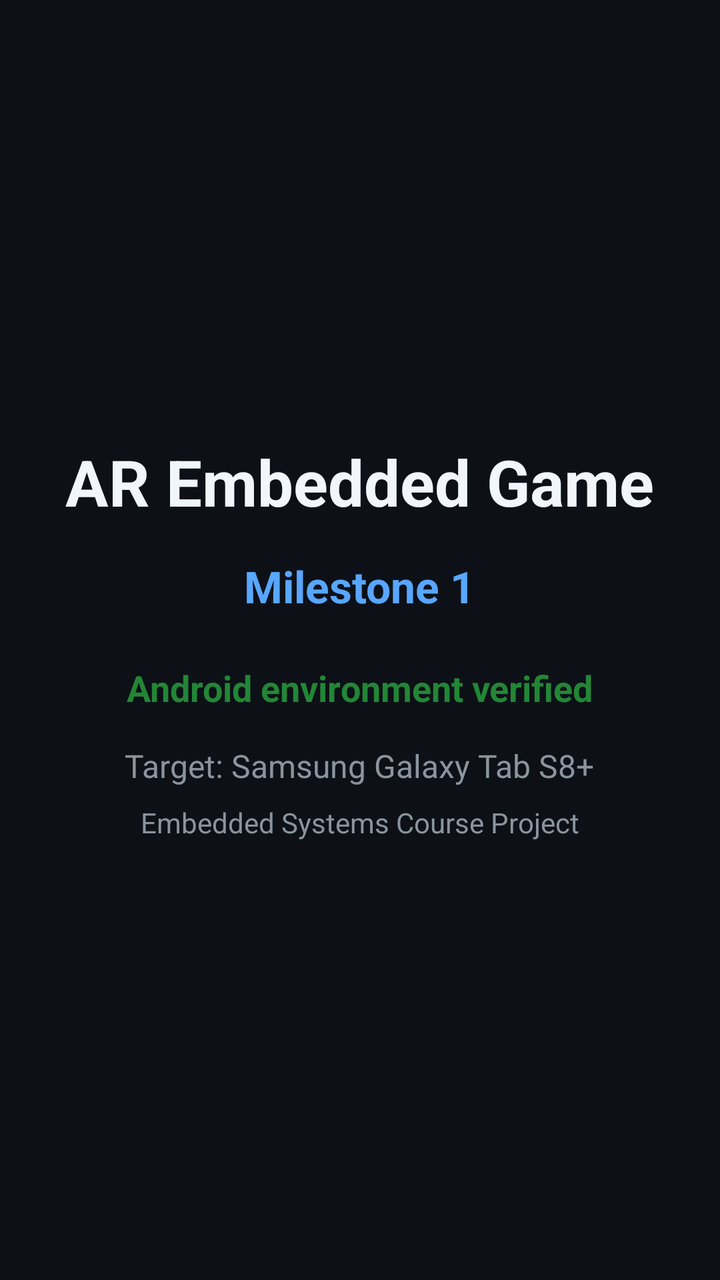
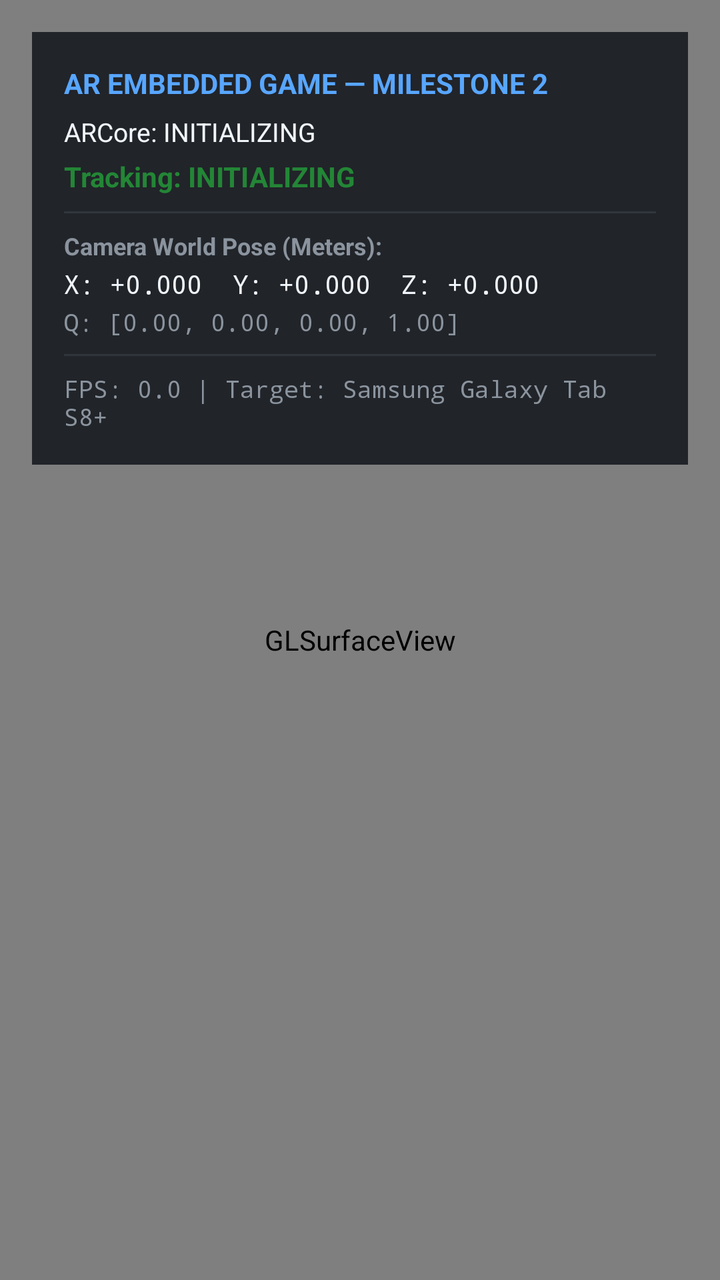

Two renders of the same Android screen: before a commit and after it. Below are the layout's source before the change and the commit's diff.
<!-- AndroidManifest.xml: application theme Theme.ARGame -->
<!-- res/layout/activity_main.xml -->
<?xml version="1.0" encoding="utf-8"?>
<LinearLayout xmlns:android="http://schemas.android.com/apk/res/android"
    android:layout_width="match_parent"
    android:layout_height="match_parent"
    android:orientation="vertical"
    android:gravity="center"
    android:padding="32dp"
    android:background="@color/bg_dark">

    <TextView
        android:id="@+id/tvTitle"
        android:layout_width="wrap_content"
        android:layout_height="wrap_content"
        android:text="@string/title_project"
        android:textColor="@color/text_primary"
        android:textSize="32sp"
        android:textStyle="bold"
        android:gravity="center" />

    <TextView
        android:id="@+id/tvSubtitle"
        android:layout_width="wrap_content"
        android:layout_height="wrap_content"
        android:layout_marginTop="16dp"
        android:text="@string/subtitle_milestone"
        android:textColor="@color/accent_cyan"
        android:textSize="22sp"
        android:textStyle="bold" />

    <TextView
        android:id="@+id/tvStatus"
        android:layout_width="wrap_content"
        android:layout_height="wrap_content"
        android:layout_marginTop="24dp"
        android:text="@string/status_verified"
        android:textColor="@color/accent_green"
        android:textSize="18sp"
        android:textStyle="bold" />

    <TextView
        android:id="@+id/tvDevice"
        android:layout_width="wrap_content"
        android:layout_height="wrap_content"
        android:layout_marginTop="16dp"
        android:text="@string/device_target"
        android:textColor="@color/text_secondary"
        android:textSize="16sp" />

    <TextView
        android:id="@+id/tvCourse"
        android:layout_width="wrap_content"
        android:layout_height="wrap_content"
        android:layout_marginTop="8dp"
        android:text="@string/status_system"
        android:textColor="@color/text_secondary"
        android:textSize="14sp" />

</LinearLayout>
<!-- resources referenced by this layout -->
<resources>
  <color name="accent_cyan">#FF58A6FF</color>
  <color name="accent_green">#FF238636</color>
  <color name="bg_dark">#FF0D1117</color>
  <color name="text_primary">#FFF0F6FC</color>
  <color name="text_secondary">#FF8B949E</color>
  <string name="device_target">Target: Samsung Galaxy Tab S8+</string>
  <string name="status_system">Embedded Systems Course Project</string>
  <string name="status_verified">Android environment verified</string>
  <string name="subtitle_milestone">Milestone 1</string>
  <string name="title_project">AR Embedded Game</string>
  <style name="Theme.ARGame" parent="Theme.MaterialComponents.DayNight.NoActionBar">
          <item name="colorPrimary">@color/accent_cyan</item>
          <item name="colorPrimaryVariant">@color/purple_700</item>
          <item name="colorOnPrimary">@color/white</item>
          <item name="android:statusBarColor">@color/bg_dark</item>
          <item name="android:windowBackground">@color/bg_dark</item>
      </style>
  <color name="purple_700">#FF3700B3</color>
  <color name="white">#FFFFFFFF</color>
</resources>

<!-- the commit's change to res/layout/activity_main.xml (unified diff, before → after) -->
@@ -1,58 +1,145 @@
 <?xml version="1.0" encoding="utf-8"?>
-<LinearLayout xmlns:android="http://schemas.android.com/apk/res/android"
+<FrameLayout xmlns:android="http://schemas.android.com/apk/res/android"
     android:layout_width="match_parent"
     android:layout_height="match_parent"
-    android:orientation="vertical"
-    android:gravity="center"
-    android:padding="32dp"
     android:background="@color/bg_dark">
 
-    <TextView
-        android:id="@+id/tvTitle"
+    
+    <android.opengl.GLSurfaceView
+        android:id="@+id/surfaceView"
+        android:layout_width="match_parent"
+        android:layout_height="match_parent" />
+
+    
+    <LinearLayout
+        android:id="@+id/diagnosticsCard"
         android:layout_width="wrap_content"
         android:layout_height="wrap_content"
-        android:text="@string/title_project"
-        android:textColor="@color/text_primary"
-        android:textSize="32sp"
-        android:textStyle="bold"
-        android:gravity="center" />
+        android:layout_gravity="top|start"
+        android:layout_margin="16dp"
+        android:background="#D00D1117"
+        android:orientation="vertical"
+        android:padding="16dp">
 
-    <TextView
-        android:id="@+id/tvSubtitle"
-        android:layout_width="wrap_content"
-        android:layout_height="wrap_content"
-        android:layout_marginTop="16dp"
-        android:text="@string/subtitle_milestone"
-        android:textColor="@color/accent_cyan"
-        android:textSize="22sp"
-        android:textStyle="bold" />
+        <TextView
+            android:id="@+id/tvHeader"
+            android:layout_width="wrap_content"
+            android:layout_height="wrap_content"
+            android:text="AR EMBEDDED GAME — MILESTONE 2"
+            android:textColor="@color/accent_cyan"
+            android:textSize="14sp"
+            android:textStyle="bold" />
 
-    <TextView
-        android:id="@+id/tvStatus"
-        android:layout_width="wrap_content"
-        android:layout_height="wrap_content"
-        android:layout_marginTop="24dp"
-        android:text="@string/status_verified"
-        android:textColor="@color/accent_green"
-        android:textSize="18sp"
-        android:textStyle="bold" />
+        <TextView
+            android:id="@+id/tvArcoreStatus"
+            android:layout_width="wrap_content"
+            android:layout_height="wrap_content"
+            android:layout_marginTop="6dp"
+            android:text="ARCore: INITIALIZING"
+            android:textColor="@color/text_primary"
+            android:textSize="13sp" />
 
-    <TextView
-        android:id="@+id/tvDevice"
-        android:layout_width="wrap_content"
-        android:layout_height="wrap_content"
-        android:layout_marginTop="16dp"
-        android:text="@string/device_target"
-        android:textColor="@color/text_secondary"
-        android:textSize="16sp" />
+        <TextView
+            android:id="@+id/tvTrackingStatus"
+            android:layout_width="wrap_content"
+            android:layout_height="wrap_content"
+            android:layout_marginTop="4dp"
+            android:text="Tracking: INITIALIZING"
+            android:textColor="@color/accent_green"
+            android:textSize="14sp"
+            android:textStyle="bold" />
 
-    <TextView
-        android:id="@+id/tvCourse"
-        android:layout_width="wrap_content"
-        android:layout_height="wrap_content"
-        android:layout_marginTop="8dp"
-        android:text="@string/status_system"
-        android:textColor="@color/text_secondary"
-        android:textSize="14sp" />
+        <View
+            android:layout_width="match_parent"
+            android:layout_height="1dp"
+            android:layout_marginTop="8dp"
+            android:layout_marginBottom="8dp"
+            android:background="#30363D" />
 
-</LinearLayout>
+        <TextView
+            android:layout_width="wrap_content"
+            android:layout_height="wrap_content"
+            android:text="Camera World Pose (Meters):"
+            android:textColor="@color/text_secondary"
+            android:textSize="12sp"
+            android:textStyle="bold" />
+
+        <TextView
+            android:id="@+id/tvPosePosition"
+            android:layout_width="wrap_content"
+            android:layout_height="wrap_content"
+            android:layout_marginTop="2dp"
+            android:fontFamily="monospace"
+            android:text="X: +0.000  Y: +0.000  Z: +0.000"
+            android:textColor="@color/text_primary"
+            android:textSize="13sp" />
+
+        <TextView
+            android:id="@+id/tvPoseRotation"
+            android:layout_width="wrap_content"
+            android:layout_height="wrap_content"
+            android:layout_marginTop="2dp"
+            android:fontFamily="monospace"
+            android:text="Q: [0.00, 0.00, 0.00, 1.00]"
+            android:textColor="@color/text_secondary"
+            android:textSize="12sp" />
+
+        <View
+            android:layout_width="match_parent"
+            android:layout_height="1dp"
+            android:layout_marginTop="8dp"
+            android:layout_marginBottom="8dp"
+            android:background="#30363D" />
+
+        <TextView
+            android:id="@+id/tvPerformance"
+            android:layout_width="wrap_content"
+            android:layout_height="wrap_content"
+            android:fontFamily="monospace"
+            android:text="FPS: 0.0 | Target: Samsung Galaxy Tab S8+"
+            android:textColor="@color/text_secondary"
+            android:textSize="12sp" />
+
+    </LinearLayout>
+
+    
+    <LinearLayout
+        android:id="@+id/permissionRationaleContainer"
+        android:layout_width="match_parent"
+        android:layout_height="match_parent"
+        android:background="#F00D1117"
+        android:gravity="center"
+        android:orientation="vertical"
+        android:padding="32dp"
+        android:visibility="gone">
+
+        <TextView
+            android:layout_width="wrap_content"
+            android:layout_height="wrap_content"
+            android:gravity="center"
+            android:text="Camera Permission Required"
+            android:textColor="@color/text_primary"
+            android:textSize="22sp"
+            android:textStyle="bold" />
+
+        <TextView
+            android:layout_width="wrap_content"
+            android:layout_height="wrap_content"
+            android:layout_marginTop="16dp"
+            android:gravity="center"
+            android:text="This Embedded Systems AR application requires access to the tablet's camera to perform real-time visual-inertial odometry, surface detection, and spatial tracking."
+            android:textColor="@color/text_secondary"
+            android:textSize="15sp" />
+
+        <Button
+            android:id="@+id/btnGrantPermission"
+            android:layout_width="wrap_content"
+            android:layout_height="wrap_content"
+            android:layout_marginTop="24dp"
+            android:backgroundTint="@color/accent_cyan"
+            android:text="Grant Camera Permission"
+            android:textColor="@color/bg_dark" />
+
+    </LinearLayout>
+
+</FrameLayout>
<!-- resource entries referenced after the edit -->
@@ -5,11 +5,6 @@
   <color name="bg_dark">#FF0D1117</color>
   <color name="text_primary">#FFF0F6FC</color>
   <color name="text_secondary">#FF8B949E</color>
-  <string name="device_target">Target: Samsung Galaxy Tab S8+</string>
-  <string name="status_system">Embedded Systems Course Project</string>
-  <string name="status_verified">Android environment verified</string>
-  <string name="subtitle_milestone">Milestone 1</string>
-  <string name="title_project">AR Embedded Game</string>
   <style name="Theme.ARGame" parent="Theme.MaterialComponents.DayNight.NoActionBar">
           <item name="colorPrimary">@color/accent_cyan</item>
           <item name="colorPrimaryVariant">@color/purple_700</item>
